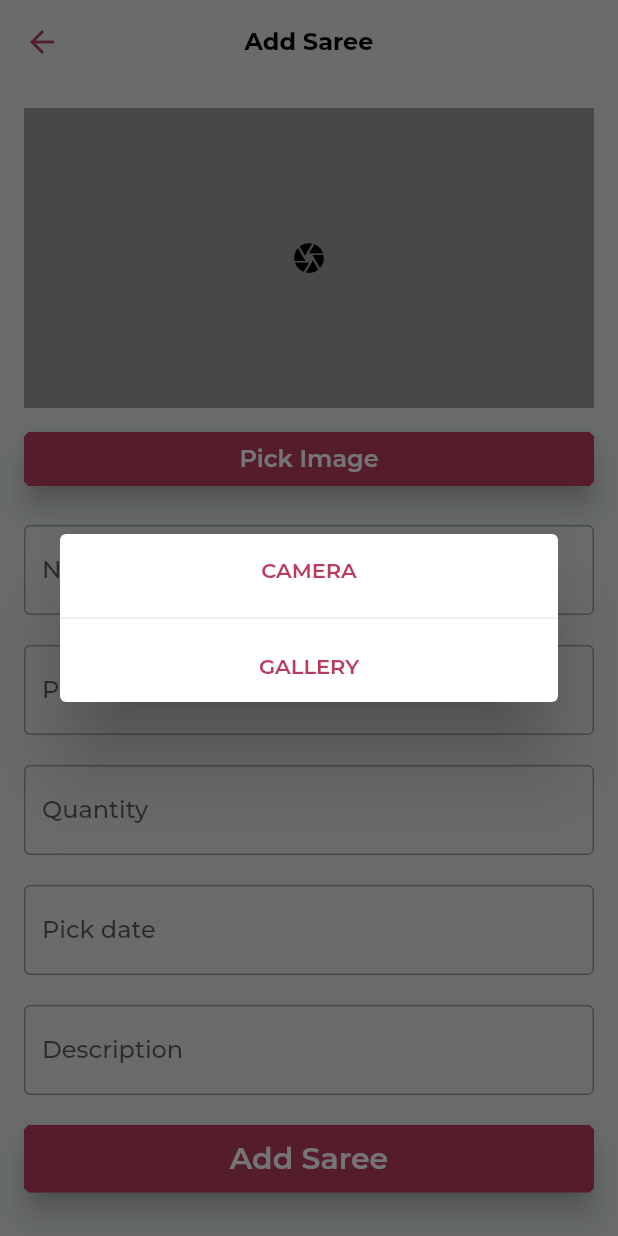
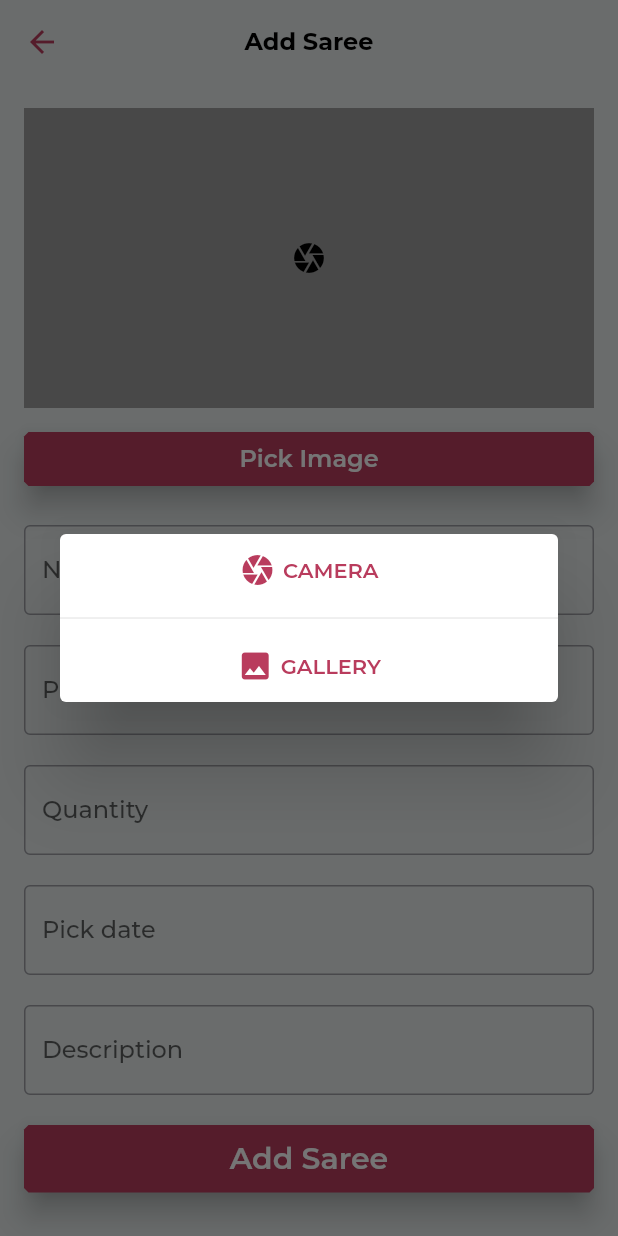
Before and after one commit to gopalkatariya44/ama, a Flutter app: the AddSareeScreen screen opened directly, after a tap on "Pick Image", on a phone screen of 412 x 824 dp. Run offline on Flutter 3.47's test engine with Material 2 defaults, Android fonts, the phone set to English and light mode, and no system bars; our stand-ins replace awesome_dialog, google_fonts, image_picker; missing offline and left inert: flutter_simple_calculator.

Commit message:
add icon in showDialog

```diff
--- a/lib/screens/addsaree.dart
+++ b/lib/screens/addsaree.dart
@@ -46,7 +46,15 @@ class _AddSareeScreenState extends State<AddSareeScreen> {
                       value = imageInputType.camera;
                       Navigator.of(context, rootNavigator: true).pop();
                     },
-                    child: Text("Camera".toUpperCase()),
+
+                    child: Row(
+                      mainAxisAlignment: MainAxisAlignment.center,
+                      children: [
+                        Icon(Icons.camera),
+                        SizedBox(width: 5),
+                        Text("Camera".toUpperCase()),
+                      ],
+                    ),
                   ),
                   Divider(),
                   TextButton(
@@ -54,7 +62,14 @@ class _AddSareeScreenState extends State<AddSareeScreen> {
                       value = imageInputType.gallery;
                       Navigator.of(context, rootNavigator: true).pop();
                     },
-                    child: Text("Gallery".toUpperCase()),
+                    child: Row(
+                      mainAxisAlignment: MainAxisAlignment.center,
+                      children: [
+                        Icon(Icons.image),
+                        SizedBox(width: 5),
+                        Text("Gallery".toUpperCase()),
+                      ],
+                    ),
                   ),
                 ],
               ),
--- a/lib/screens/splash_screen/splash_screen.dart
+++ b/lib/screens/splash_screen/splash_screen.dart
@@ -21,9 +21,7 @@ class _SplashScreenState extends State<SplashScreen> {
 
   @override
   Widget build(BuildContext context) {
-    return Padding(
-      padding: const EdgeInsets.all(12.0),
-      child: Container(
+    return Container(
       color: Colors.green,
       child: Padding(
         padding: const EdgeInsets.all(8.0),
@@ -72,7 +70,6 @@ class _SplashScreenState extends State<SplashScreen> {
           ),
         ),
       ),
-      ),
     );
   }
 }
```
Also changed, not shown: 3 other files. Lines whose indentation alone changed are shown as unchanged.
